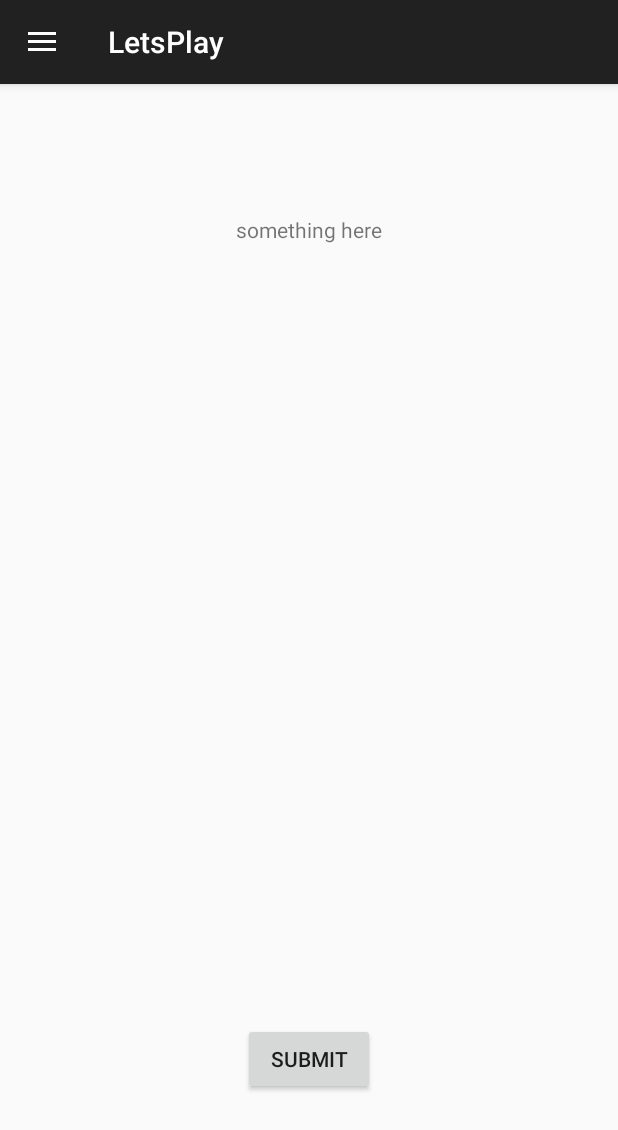
After one commit to CS465/CS465_letsPlay, an Android app: the fragment FragmentDBTest placed in its activity, on a phone screen of 412 x 824 dp. The commit adds this screen. Shown: the top 1130 px of the screen. Run offline under Robolectric (Android 15) with nearby library versions, the phone set to English and light mode, and no system bars.

Commit message:
- add test class for DB testing and fix bug

```diff
--- a/app/src/main/java/com/cs465/letsplay/ActivityClass/MainActivity.java
+++ b/app/src/main/java/com/cs465/letsplay/ActivityClass/MainActivity.java
@@ -19,6 +19,7 @@
 import android.widget.Toast;
 
 import com.cs465.letsplay.R;
+import com.cs465.letsplay.fragmentClass.FragmentDBTest;
 import com.cs465.letsplay.fragmentClass.fragmentFindEvent.FragmentFindEvent;
 import com.cs465.letsplay.fragmentClass.fragmentMyEvent.FragmentMyEvent;
 import com.cs465.letsplay.fragmentClass.fragmentProfile.FragmentProfile;
@@ -126,6 +127,9 @@
                 fTransaction.replace(R.id.mainContent, new FragmentSetting());
                 fTransaction.commit();
                 break;
+            case 5:
+                fTransaction.replace(R.id.mainContent, new FragmentDBTest());
+                fTransaction.commit();
             default:
                 break;
 
--- /dev/null
+++ b/app/src/main/java/com/cs465/letsplay/fragmentClass/FragmentDBTest.java
@@ -0,0 +1,32 @@
+package com.cs465.letsplay.fragmentClass;
+
+import android.os.Bundle;
+import android.support.v4.app.Fragment;
+import android.view.LayoutInflater;
+import android.view.View;
+import android.view.ViewGroup;
+import android.widget.TextView;
+
+import com.cs465.letsplay.R;
+
+/**
+ * Created by kevin on 4/29/2015.
+ */
+public class FragmentDBTest extends Fragment
+{
+    TextView txtTitle ;
+
+    public FragmentDBTest()
+    {
+        // Required empty public constructor
+    }
+    @Override
+    public View onCreateView(LayoutInflater inflater, ViewGroup container,
+                             Bundle savedInstanceState)
+    {
+        View v = inflater.inflate(R.layout.fragment_dbtest, container, false);
+        txtTitle = (TextView)v.findViewById(R.id.T_title);
+        txtTitle.setText("something here");
+        return v;
+    }
+}
--- /dev/null
+++ b/app/src/main/res/layout/fragment_dbtest.xml
@@ -0,0 +1,22 @@
+<?xml version="1.0" encoding="utf-8"?>
+<RelativeLayout xmlns:android="http://schemas.android.com/apk/res/android"
+    android:layout_width="match_parent" android:layout_height="match_parent">
+
+    <TextView
+        android:layout_width="wrap_content"
+        android:layout_height="wrap_content"
+        android:text="test Layout"
+        android:id="@+id/T_title"
+        android:layout_alignParentTop="true"
+        android:layout_centerHorizontal="true"
+        android:layout_marginTop="87dp" />
+
+    <Button
+        android:layout_width="wrap_content"
+        android:layout_height="wrap_content"
+        android:text="submit"
+        android:id="@+id/T_btnSubmit"
+        android:layout_alignParentBottom="true"
+        android:layout_centerHorizontal="true"
+        android:layout_marginBottom="94dp" />
+</RelativeLayout>
--- a/app/src/main/res/values/strings.xml
+++ b/app/src/main/res/values/strings.xml
@@ -11,5 +11,7 @@
         <item >My Events</item>
         <item >Find Events</item>
         <item >Setting</item>
+        <item >DB Testing</item>
     </string-array>
+
 </resources>
```
Also changed, not shown: app/src/main/res/layout/fragment_find_events_map.xml (+9 -0 lines), app/src/main/res/menu/menu_login.xml (added, +7 -0 lines).
